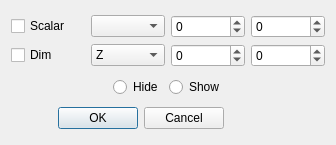
The window that qCC/ui_templates/VisibleSettingDlg.ui (eglrp/CloudCompareTool) describes before a commit, drawn with Qt 5.
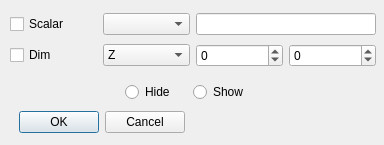
The same window after the commit.

Patch:
```diff
--- a/qCC/ui_templates/VisibleSettingDlg.ui
+++ b/qCC/ui_templates/VisibleSettingDlg.ui
@@ -6,15 +6,64 @@
    <rect>
     <x>0</x>
     <y>0</y>
-    <width>336</width>
+    <width>384</width>
     <height>145</height>
    </rect>
   </property>
   <property name="windowTitle">
    <string>Dialog</string>
   </property>
-  <layout class="QGridLayout" name="gridLayout_2">
-   <item row="0" column="0" colspan="4">
+  <widget class="QRadioButton" name="radioButton_Hide">
+   <property name="geometry">
+    <rect>
+     <x>125</x>
+     <y>81</y>
+     <width>62</width>
+     <height>22</height>
+    </rect>
+   </property>
+   <property name="text">
+    <string>Hide</string>
+   </property>
+  </widget>
+  <widget class="QRadioButton" name="radioButton_Show">
+   <property name="geometry">
+    <rect>
+     <x>193</x>
+     <y>81</y>
+     <width>67</width>
+     <height>22</height>
+    </rect>
+   </property>
+   <property name="text">
+    <string>Show</string>
+   </property>
+  </widget>
+  <widget class="QDialogButtonBox" name="buttonBox">
+   <property name="geometry">
+    <rect>
+     <x>9</x>
+     <y>109</y>
+     <width>176</width>
+     <height>27</height>
+    </rect>
+   </property>
+   <property name="orientation">
+    <enum>Qt::Horizontal</enum>
+   </property>
+   <property name="standardButtons">
+    <set>QDialogButtonBox::Cancel|QDialogButtonBox::Ok</set>
+   </property>
+  </widget>
+  <widget class="QWidget" name="">
+   <property name="geometry">
+    <rect>
+     <x>10</x>
+     <y>10</y>
+     <width>366</width>
+     <height>62</height>
+    </rect>
+   </property>
     <layout class="QGridLayout" name="gridLayout">
      <item row="0" column="0">
       <widget class="QCheckBox" name="cBox_Scalar">
@@ -26,25 +75,8 @@
      <item row="0" column="1">
       <widget class="QComboBox" name="comboBox_Scalar"/>
      </item>
-     <item row="0" column="2">
-      <widget class="QSpinBox" name="sBox_lowScalar">
-       <property name="minimum">
-        <number>-9999999</number>
-       </property>
-       <property name="maximum">
-        <number>9999999</number>
-       </property>
-      </widget>
-     </item>
-     <item row="0" column="3">
-      <widget class="QSpinBox" name="sBox_HighScalar">
-       <property name="minimum">
-        <number>-9999999</number>
-       </property>
-       <property name="maximum">
-        <number>9999999</number>
-       </property>
-      </widget>
+    <item row="0" column="2" colspan="2">
+     <widget class="QLineEdit" name="lineEdit_Scalar"/>
      </item>
      <item row="1" column="0">
       <widget class="QCheckBox" name="cBox_Dim">
@@ -93,58 +125,7 @@
       </widget>
      </item>
     </layout>
-   </item>
-   <item row="1" column="0">
-    <spacer name="horizontalSpacer">
-     <property name="orientation">
-      <enum>Qt::Horizontal</enum>
-     </property>
-     <property name="sizeHint" stdset="0">
-      <size>
-       <width>83</width>
-       <height>20</height>
-      </size>
-     </property>
-    </spacer>
-   </item>
-   <item row="1" column="1">
-    <widget class="QRadioButton" name="radioButton_Hide">
-     <property name="text">
-      <string>Hide</string>
-     </property>
-    </widget>
-   </item>
-   <item row="1" column="2">
-    <widget class="QRadioButton" name="radioButton_Show">
-     <property name="text">
-      <string>Show</string>
-     </property>
-    </widget>
-   </item>
-   <item row="1" column="3">
-    <spacer name="horizontalSpacer_2">
-     <property name="orientation">
-      <enum>Qt::Horizontal</enum>
-     </property>
-     <property name="sizeHint" stdset="0">
-      <size>
-       <width>82</width>
-       <height>20</height>
-      </size>
-     </property>
-    </spacer>
-   </item>
-   <item row="2" column="0" colspan="3">
-    <widget class="QDialogButtonBox" name="buttonBox">
-     <property name="orientation">
-      <enum>Qt::Horizontal</enum>
-     </property>
-     <property name="standardButtons">
-      <set>QDialogButtonBox::Cancel|QDialogButtonBox::Ok</set>
-     </property>
-    </widget>
-   </item>
-  </layout>
+  </widget>
  </widget>
  <resources/>
  <connections>
```
Lines whose indentation alone changed are shown as unchanged.
